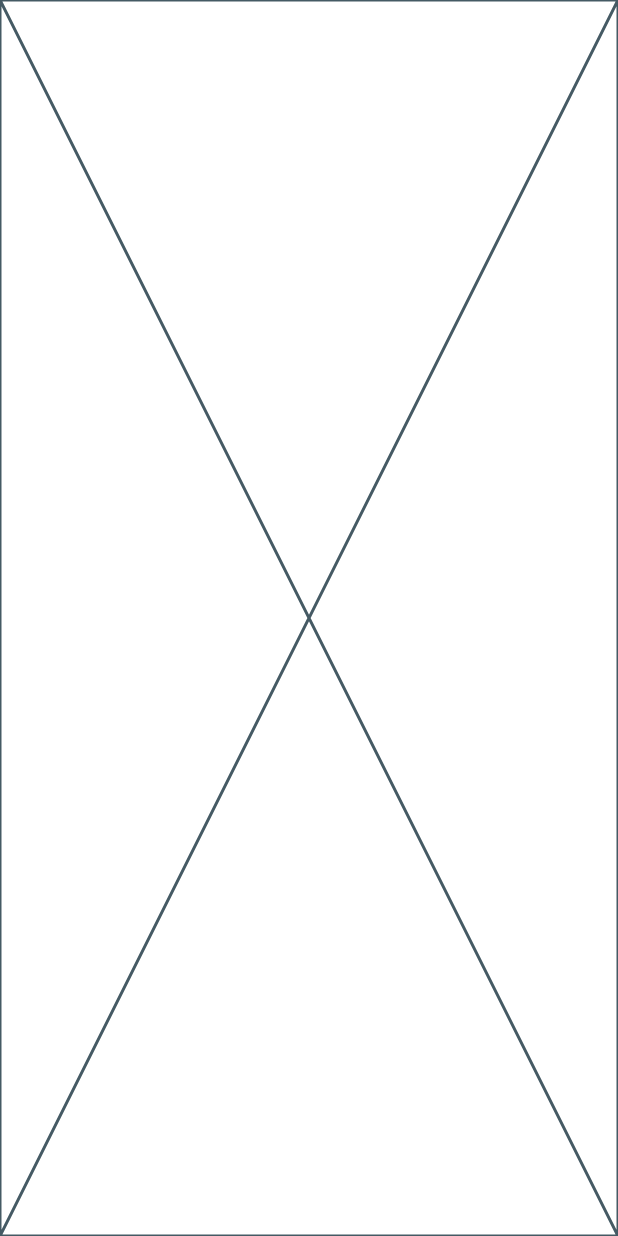
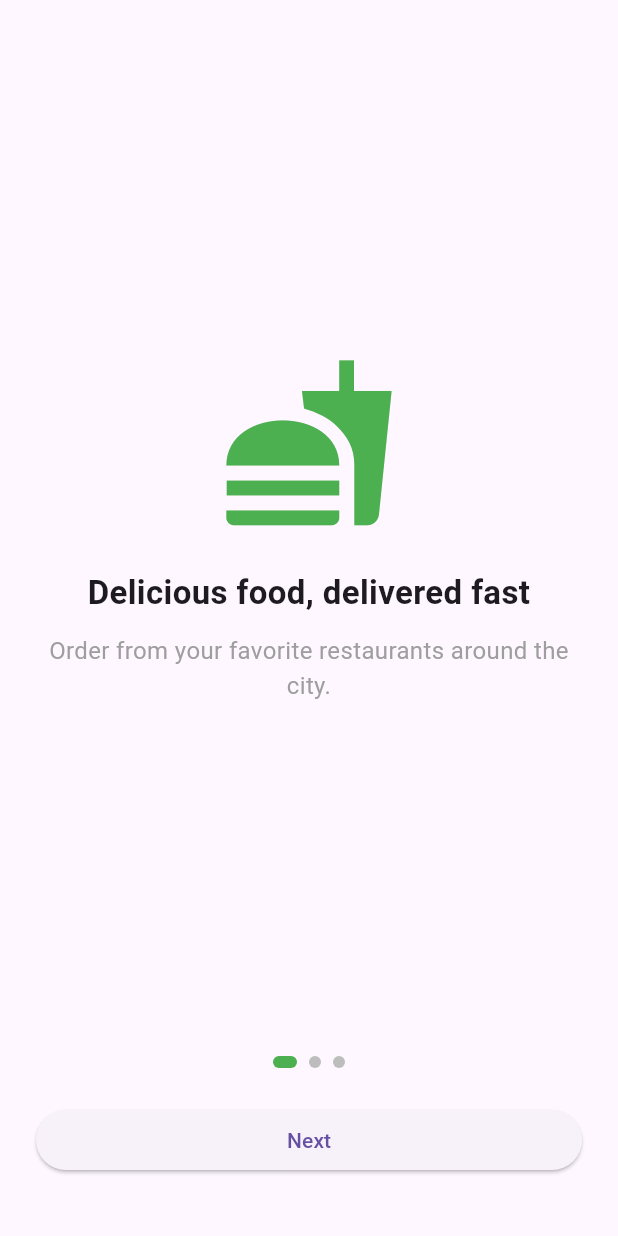
Before and after one commit to AbrhamAb/GebetaEats, a Flutter app: the screen it shows after launch, on a phone screen of 412 x 824 dp. Run offline on Flutter 3.47's test engine with Material 3 defaults, Android fonts, the phone set to English and light mode, and no system bars.

Commit message:
added onboarding pages

```diff
--- /dev/null
+++ b/lib/src/screens/onboarding/onboarding_screen.dart
@@ -0,0 +1,140 @@
+import 'package:flutter/material.dart';
+import '../home/home_screen.dart';
+
+class OnboardingScreen extends StatefulWidget {
+  const OnboardingScreen({super.key});
+
+  @override
+  State<OnboardingScreen> createState() => _OnboardingScreenState();
+}
+
+class _OnboardingScreenState extends State<OnboardingScreen> {
+  final PageController _pageController = PageController();
+  int _currentPage = 0;
+
+  @override
+  Widget build(BuildContext context) {
+    return Scaffold(
+      body: Column(
+        children: [
+          // Pages
+          Expanded(
+            child: PageView(
+              controller: _pageController,
+              onPageChanged: (index) {
+                setState(() {
+                  _currentPage = index;
+                });
+              },
+              children: const [
+                _OnboardingPage(
+                  icon: Icons.fastfood,
+                  title: 'Delicious food, delivered fast',
+                  description:
+                      'Order from your favorite restaurants around the city.',
+                ),
+                _OnboardingPage(
+                  icon: Icons.delivery_dining,
+                  title: 'Quick & reliable delivery',
+                  description:
+                      'Get your meals delivered hot and fresh to your door.',
+                ),
+                _OnboardingPage(
+                  icon: Icons.payment,
+                  title: 'Easy & secure payment',
+                  description:
+                      'Pay easily with multiple secure payment options.',
+                ),
+              ],
+            ),
+          ),
+
+          // Dots indicator
+          Row(
+            mainAxisAlignment: MainAxisAlignment.center,
+            children: List.generate(3, (index) {
+              return AnimatedContainer(
+                duration: const Duration(milliseconds: 300),
+                margin: const EdgeInsets.symmetric(horizontal: 4),
+                width: _currentPage == index ? 16 : 8,
+                height: 8,
+                decoration: BoxDecoration(
+                  color: _currentPage == index
+                      ? Colors.green
+                      : Colors.grey.shade400,
+                  borderRadius: BorderRadius.circular(8),
+                ),
+              );
+            }),
+          ),
+
+          const SizedBox(height: 24),
+
+          // Button
+          Padding(
+            padding: const EdgeInsets.symmetric(horizontal: 24),
+            child: SizedBox(
+              width: double.infinity,
+              child: ElevatedButton(
+                onPressed: () {
+                  if (_currentPage == 2) {
+                    Navigator.pushReplacement(
+                      context,
+                      MaterialPageRoute(builder: (_) => const HomeScreen()),
+                    );
+                  } else {
+                    _pageController.nextPage(
+                      duration: const Duration(milliseconds: 300),
+                      curve: Curves.easeInOut,
+                    );
+                  }
+                },
+                child: Text(_currentPage == 2 ? 'Get Started' : 'Next'),
+              ),
+            ),
+          ),
+
+          const SizedBox(height: 40),
+        ],
+      ),
+    );
+  }
+}
+
+// Reusable page widget
+class _OnboardingPage extends StatelessWidget {
+  final IconData icon;
+  final String title;
+  final String description;
+
+  const _OnboardingPage({
+    required this.icon,
+    required this.title,
+    required this.description,
+  });
+
+  @override
+  Widget build(BuildContext context) {
+    return Padding(
+      padding: const EdgeInsets.all(24),
+      child: Column(
+        mainAxisAlignment: MainAxisAlignment.center,
+        children: [
+          Icon(icon, size: 120, color: Colors.green),
+          const SizedBox(height: 24),
+          Text(
+            title,
+            textAlign: TextAlign.center,
+            style: const TextStyle(fontSize: 22, fontWeight: FontWeight.bold),
+          ),
+          const SizedBox(height: 12),
+          Text(
+            description,
+            textAlign: TextAlign.center,
+            style: const TextStyle(fontSize: 16, color: Colors.grey),
+          ),
+        ],
+      ),
+    );
+  }
+}
--- a/pubspec.yaml
+++ b/pubspec.yaml
@@ -47,6 +47,8 @@ dependencies:
   # Icons
   iconsax: ^0.0.8
 
+  shared_preferences: ^2.2.2
+
 dev_dependencies:
   flutter_test:
     sdk: flutter
@@ -56,7 +58,7 @@ dev_dependencies:
   # activated in the `analysis_options.yaml` file located at the root of your
   # package. See that file for information about deactivating specific lint
   # rules and activating additional ones.
-  flutter_lints: ^5.0.0
+  flutter_lints: ^6.0.0
 
 # For information on the generic Dart part of this file, see the
 # following page: https://dart.dev/tools/pub/pubspec
```
Also changed, not shown: lib/src/screens/home/home_screen.dart (+70 -41 lines), lib/src/screens/splash/splash_screen.dart (+4 -3 lines), pubspec.lock, 1 other file.
